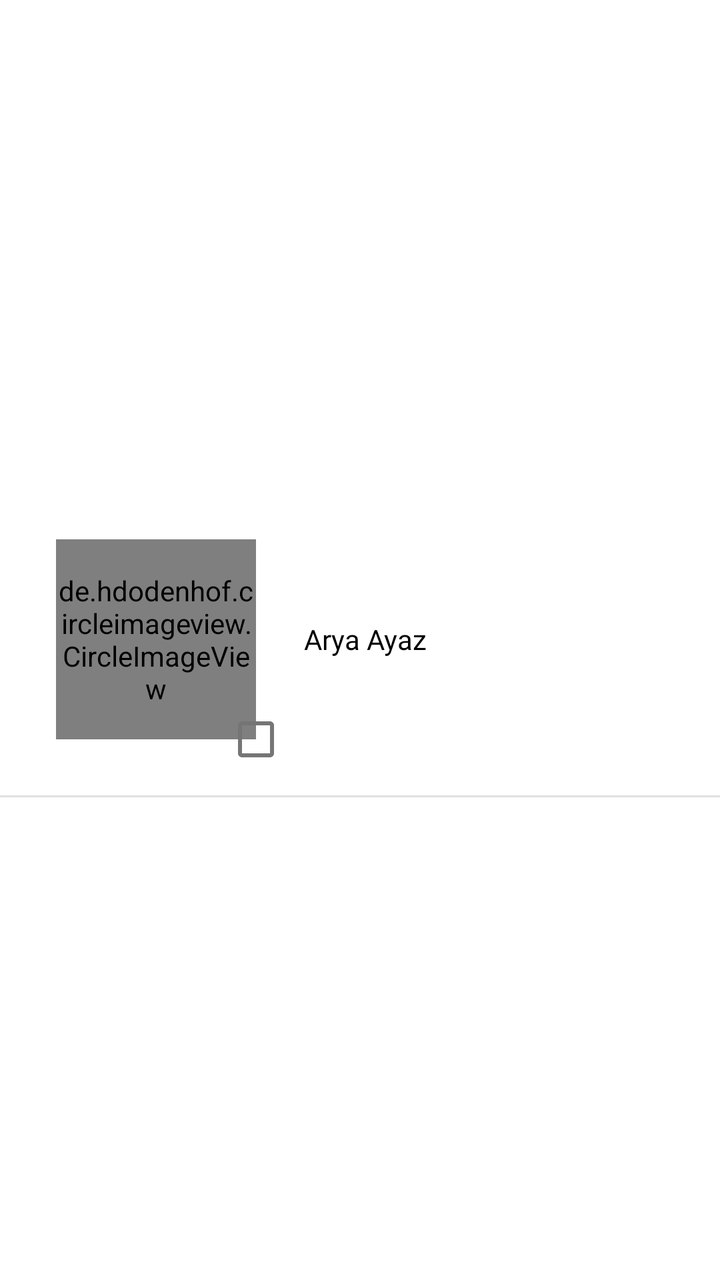
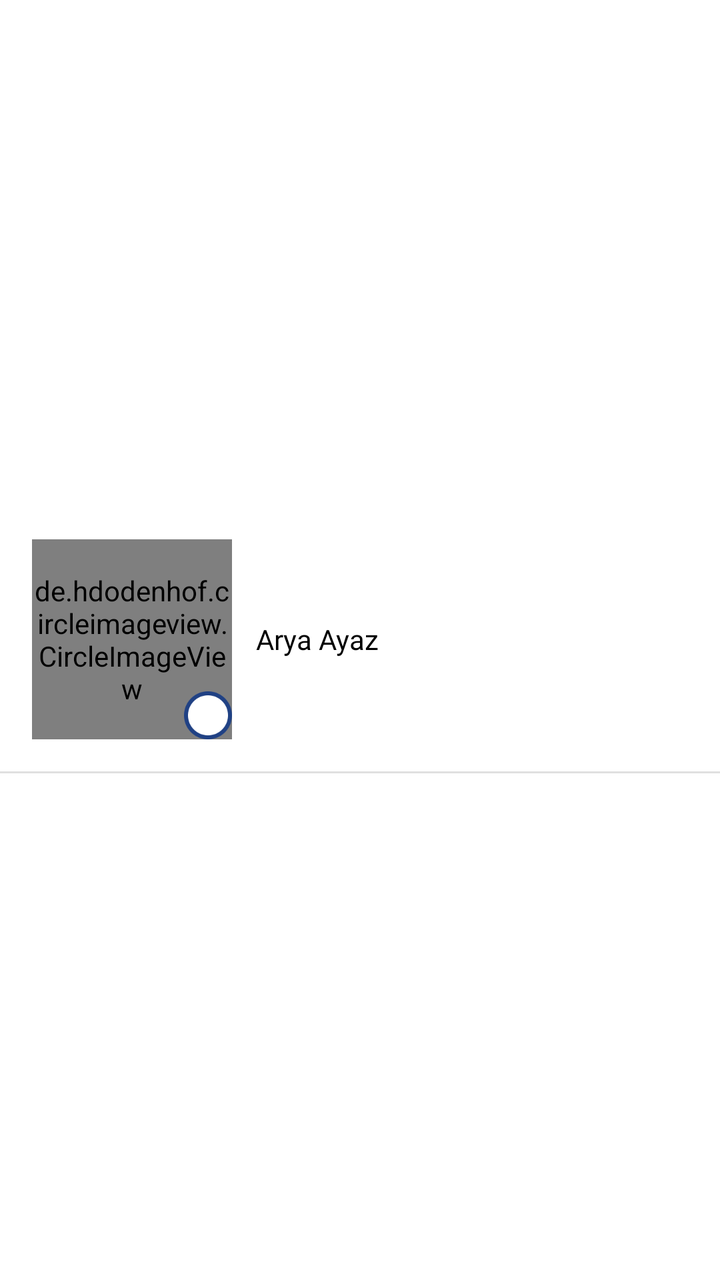

Compare the two renders of this Android layout. The source of the first and the diff that turns it into the second are given below.
<!-- AndroidManifest.xml: application theme Theme.School -->
<!-- res/layout/student_attandance_item.xml -->
<?xml version="1.0" encoding="utf-8"?>
<androidx.constraintlayout.widget.ConstraintLayout
    xmlns:android="http://schemas.android.com/apk/res/android"
    android:layout_width="match_parent"
    android:layout_height="wrap_content"
    xmlns:app="http://schemas.android.com/apk/res-auto">

    <LinearLayout
        android:layout_width="0dp"
        android:layout_height="wrap_content"
        android:orientation="vertical"
        app:layout_constraintBottom_toBottomOf="parent"
        app:layout_constraintEnd_toEndOf="parent"
        app:layout_constraintStart_toStartOf="parent"
        app:layout_constraintTop_toTopOf="parent">

        <LinearLayout
            android:layout_width="match_parent"
            android:layout_height="wrap_content"
            android:gravity="center"
            android:orientation="horizontal"
            android:padding="16dp">

            <androidx.constraintlayout.widget.ConstraintLayout
                android:layout_width="wrap_content"
                android:layout_height="wrap_content">

                <de.hdodenhof.circleimageview.CircleImageView
                    android:id="@+id/imageView"
                    android:layout_width="100dp"
                    android:layout_height="100dp"
                    android:src="@drawable/cartoon_img"
                    app:civ_border_color="@color/gray1"
                    app:civ_border_width="1dp"
                    app:layout_constraintBottom_toBottomOf="parent"
                    app:layout_constraintEnd_toEndOf="parent"
                    app:layout_constraintStart_toStartOf="parent"
                    app:layout_constraintTop_toTopOf="parent" />

                <CheckBox
                    android:id="@+id/attendance_cb"
                    android:layout_width="24dp"
                    android:layout_height="24dp"
                    android:src="@drawable/ic_check_box"
                    android:visibility="visible"
                    app:layout_constraintBottom_toBottomOf="@+id/imageView"
                    app:layout_constraintEnd_toEndOf="@+id/imageView"
                    app:layout_constraintStart_toEndOf="@id/imageView"
                    app:layout_constraintTop_toBottomOf="@+id/imageView" />

            </androidx.constraintlayout.widget.ConstraintLayout>

            <TextView
                android:id="@+id/stu_name"
                android:layout_width="wrap_content"
                android:layout_height="wrap_content"
                android:layout_weight="1"
                android:fontFamily="@font/inter_semibold"
                android:paddingStart="12dp"
                android:text="Arya Ayaz"
                android:textColor="@color/black" />
        </LinearLayout>

        <View
            android:id="@+id/divider15"
            android:layout_width="match_parent"
            android:layout_height="1dp"
            android:background="?android:attr/listDivider"
            app:layout_constraintStart_toStartOf="parent" />
    </LinearLayout>


</androidx.constraintlayout.widget.ConstraintLayout>
<!-- resources referenced by this layout -->
<resources>
  <color name="black">#FF000000</color>
  <color name="gray1">#666666</color>
  <!-- drawable cartoon_img: png bitmap (drawable, 44295 bytes) -->
  <!-- drawable ic_check_box (drawable) -->
  <vector android:height="24dp" android:tint="#8E8C8C"
      android:viewportHeight="24" android:viewportWidth="24"
      android:width="24dp" xmlns:android="http://schemas.android.com/apk/res/android">
      <path android:fillColor="@android:color/white" android:pathData="M19,5v14H5V5h14m0,-2H5c-1.1,0 -2,0.9 -2,2v14c0,1.1 0.9,2 2,2h14c1.1,0 2,-0.9 2,-2V5c0,-1.1 -0.9,-2 -2,-2z"/>
  </vector>
  <style name="Theme.School" parent="Base.Theme.School" />
  <style name="Base.Theme.School" parent="Theme.MaterialComponents.Light.NoActionBar">
          
          
          <item name="colorPrimary">@color/blue</item>
          <item name="colorPrimaryVariant">@color/blue</item>
          <item name="colorOnPrimary">@color/white</item>
          <item name="colorSecondary">@color/light_blue</item>
          <item name="colorSecondaryVariant">@color/teal_700</item>
          <item name="colorOnSecondary">@color/white</item>
          <item name="android:windowLightStatusBar" tools:ignore="NewApi">true</item>
          <item name="android:statusBarColor">@color/white</item>
          <item name="android:windowDisablePreview">true</item>
      </style>
  <color name="blue">#1E4284</color>
  <color name="white">#FFFFFFFF</color>
  <color name="light_blue">#1B55F1</color>
  <color name="teal_700">#FF018786</color>
</resources>

<!-- the commit's change to res/layout/student_attandance_item.xml (unified diff, before → after) -->
@@ -22,31 +22,28 @@
             android:padding="16dp">
 
             <androidx.constraintlayout.widget.ConstraintLayout
+                android:id="@+id/profile_lo"
                 android:layout_width="wrap_content"
-                android:layout_height="wrap_content">
+                android:layout_height="wrap_content"
+                android:layout_gravity="center">
 
                 <de.hdodenhof.circleimageview.CircleImageView
-                    android:id="@+id/imageView"
+                    android:id="@+id/profile_iv"
                     android:layout_width="100dp"
                     android:layout_height="100dp"
                     android:src="@drawable/cartoon_img"
-                    app:civ_border_color="@color/gray1"
-                    app:civ_border_width="1dp"
                     app:layout_constraintBottom_toBottomOf="parent"
                     app:layout_constraintEnd_toEndOf="parent"
                     app:layout_constraintStart_toStartOf="parent"
                     app:layout_constraintTop_toTopOf="parent" />
 
-                <CheckBox
+                <ImageView
                     android:id="@+id/attendance_cb"
                     android:layout_width="24dp"
                     android:layout_height="24dp"
-                    android:src="@drawable/ic_check_box"
-                    android:visibility="visible"
-                    app:layout_constraintBottom_toBottomOf="@+id/imageView"
-                    app:layout_constraintEnd_toEndOf="@+id/imageView"
-                    app:layout_constraintStart_toEndOf="@id/imageView"
-                    app:layout_constraintTop_toBottomOf="@+id/imageView" />
+                    android:src="@drawable/attendance_un_select_img"
+                    app:layout_constraintBottom_toBottomOf="parent"
+                    app:layout_constraintEnd_toEndOf="parent" />
 
             </androidx.constraintlayout.widget.ConstraintLayout>
 
<!-- resource entries referenced after the edit -->
@@ -1,14 +1,8 @@
 <!-- resources referenced by this layout -->
 <resources>
   <color name="black">#FF000000</color>
-  <color name="gray1">#666666</color>
+  <!-- drawable attendance_un_select_img: png bitmap (drawable, 2710 bytes) -->
   <!-- drawable cartoon_img: png bitmap (drawable, 44295 bytes) -->
-  <!-- drawable ic_check_box (drawable) -->
-  <vector android:height="24dp" android:tint="#8E8C8C"
-      android:viewportHeight="24" android:viewportWidth="24"
-      android:width="24dp" xmlns:android="http://schemas.android.com/apk/res/android">
-      <path android:fillColor="@android:color/white" android:pathData="M19,5v14H5V5h14m0,-2H5c-1.1,0 -2,0.9 -2,2v14c0,1.1 0.9,2 2,2h14c1.1,0 2,-0.9 2,-2V5c0,-1.1 -0.9,-2 -2,-2z"/>
-  </vector>
   <style name="Theme.School" parent="Base.Theme.School" />
   <style name="Base.Theme.School" parent="Theme.MaterialComponents.Light.NoActionBar">
           
